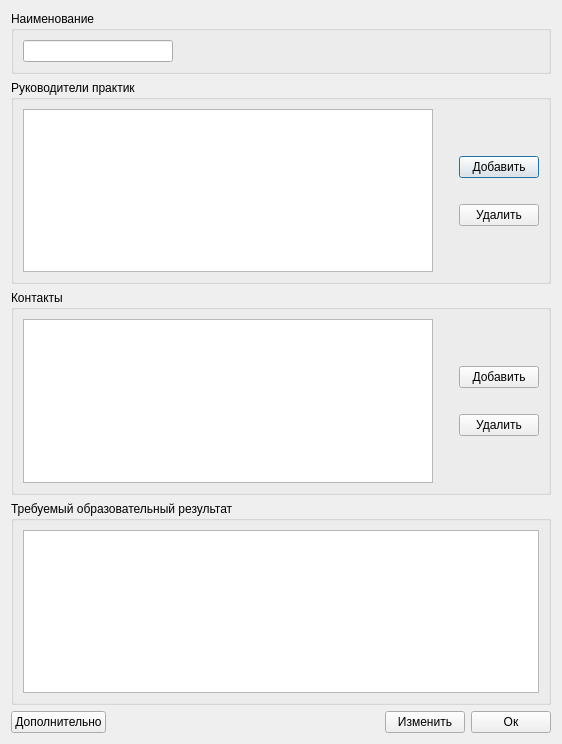
This is ui/employerswindow.ui in 7enSmile/clientVKR as Qt 5 draws it before an edit. The edited form follows.
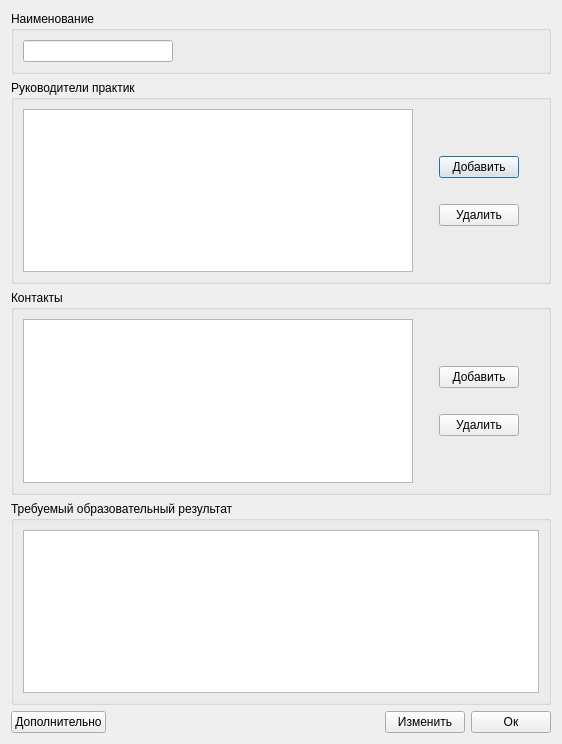
This is the edited form.

```diff
--- a/ui/employerswindow.ui
+++ b/ui/employerswindow.ui
@@ -66,7 +66,7 @@
              <enum>QAbstractItemView::SingleSelection</enum>
             </property>
             <attribute name="horizontalHeaderVisible">
-             <bool>true</bool>
+             <bool>false</bool>
             </attribute>
             <attribute name="horizontalHeaderCascadingSectionResizes">
              <bool>false</bool>
@@ -163,6 +163,22 @@
           </item>
          </layout>
         </item>
+        <item>
+         <spacer name="horizontalSpacer_2">
+          <property name="orientation">
+           <enum>Qt::Horizontal</enum>
+          </property>
+          <property name="sizeType">
+           <enum>QSizePolicy::Fixed</enum>
+          </property>
+          <property name="sizeHint" stdset="0">
+           <size>
+            <width>20</width>
+            <height>20</height>
+           </size>
+          </property>
+         </spacer>
+        </item>
        </layout>
       </item>
      </layout>
@@ -184,7 +200,7 @@
              <enum>QAbstractItemView::SingleSelection</enum>
             </property>
             <attribute name="horizontalHeaderVisible">
-             <bool>true</bool>
+             <bool>false</bool>
             </attribute>
             <attribute name="horizontalHeaderCascadingSectionResizes">
              <bool>false</bool>
@@ -196,7 +212,7 @@
              <bool>true</bool>
             </attribute>
             <attribute name="verticalHeaderVisible">
-             <bool>true</bool>
+             <bool>false</bool>
             </attribute>
            </widget>
           </item>
@@ -278,6 +294,22 @@
           </item>
          </layout>
         </item>
+        <item>
+         <spacer name="horizontalSpacer_3">
+          <property name="orientation">
+           <enum>Qt::Horizontal</enum>
+          </property>
+          <property name="sizeType">
+           <enum>QSizePolicy::Fixed</enum>
+          </property>
+          <property name="sizeHint" stdset="0">
+           <size>
+            <width>20</width>
+            <height>20</height>
+           </size>
+          </property>
+         </spacer>
+        </item>
        </layout>
       </item>
      </layout>
```
Left out of the diff: 2 changed lines with no effect on the pictures.
